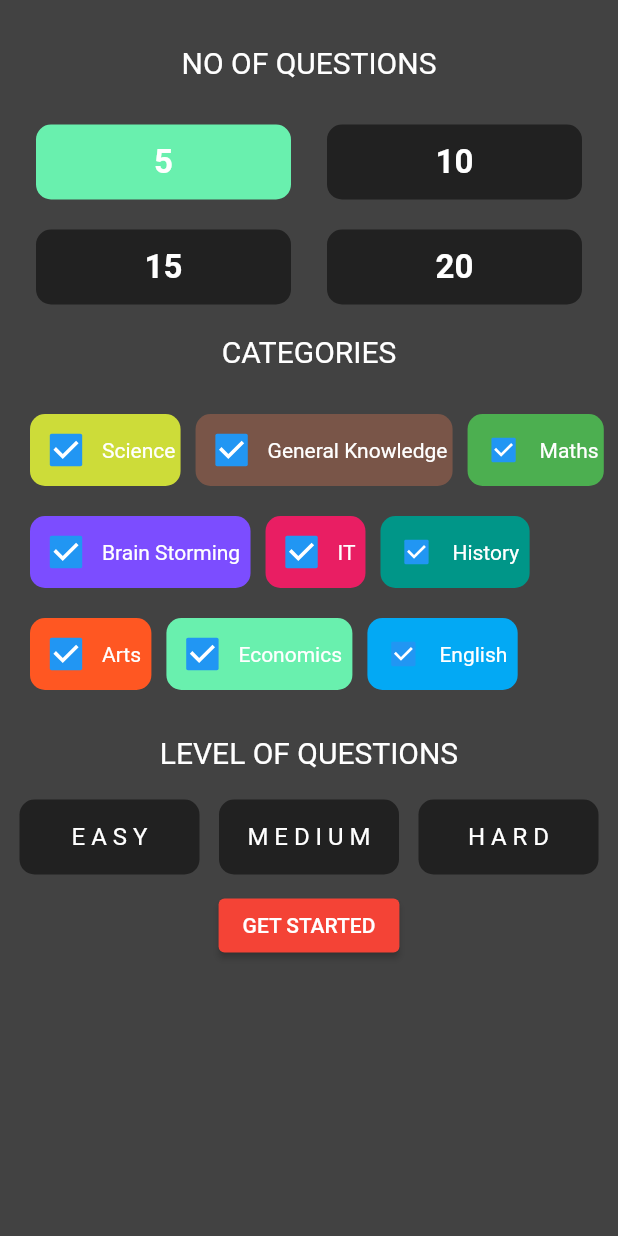
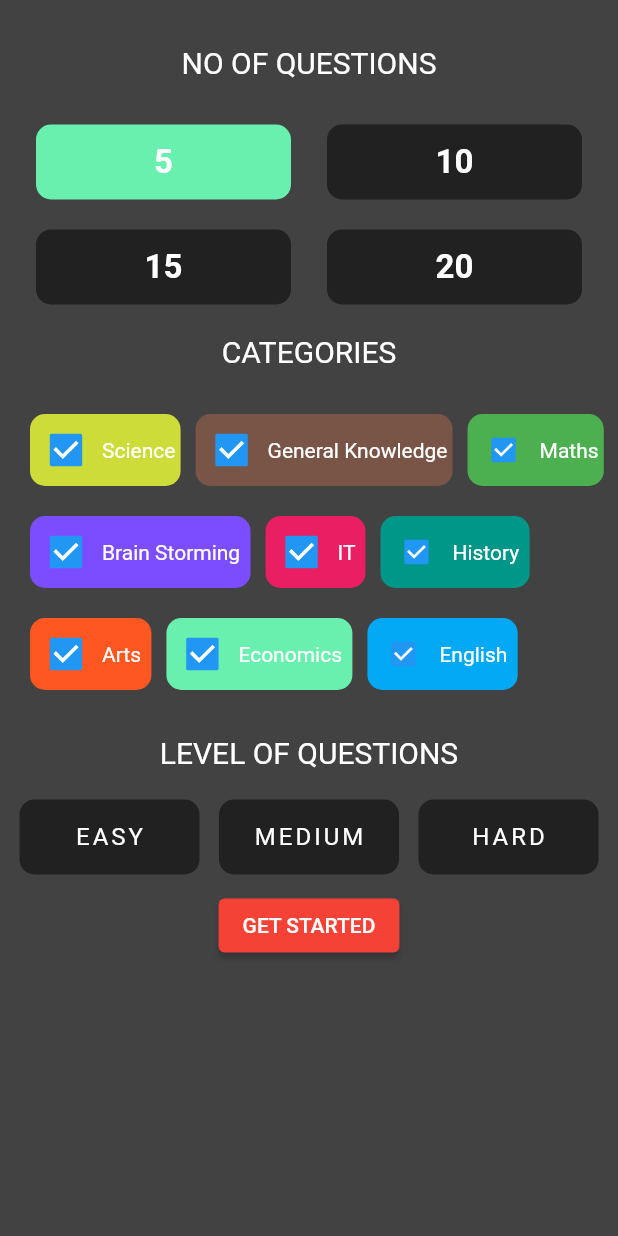
Before and after one commit to Zohaib-Sathio/Trivia_Questions_Flutter_App, a Flutter app: the SelectScreen screen opened directly, on a phone screen of 412 x 824 dp. Run offline on Flutter 3.47's test engine with Material 2 defaults, Android fonts, the phone set to English and light mode, and no system bars.

Commit message:
Removed warnings

```diff
--- a/lib/SelectScreen.dart
+++ b/lib/SelectScreen.dart
@@ -28,7 +28,7 @@ class _SelectScreenState extends State<SelectScreen> {
                 ),),
               ),
             ),
-            SizedBox(height: 30,),
+            const SizedBox(height: 30,),
             Row(
               mainAxisAlignment: MainAxisAlignment.spaceEvenly,
               children: [
@@ -85,7 +85,7 @@ class _SelectScreenState extends State<SelectScreen> {
                 ),
               ],
             ),
-            SizedBox(height: 20,),
+            const SizedBox(height: 20,),
             Row(
               mainAxisAlignment: MainAxisAlignment.spaceEvenly,
               children: [
@@ -141,7 +141,7 @@ class _SelectScreenState extends State<SelectScreen> {
                 ),
               ],
             ),
-            SizedBox(height: 20,),
+            const SizedBox(height: 20,),
             const Center(
               child: Text('CATEGORIES',
                 style: TextStyle(
@@ -153,7 +153,7 @@ class _SelectScreenState extends State<SelectScreen> {
             const SizedBox(height: 30,),
             Row(
               children: [
-                SizedBox(width: 20,),
+                const SizedBox(width: 20,),
                 Container(
                   decoration: BoxDecoration(
                     borderRadius: BorderRadius.circular(10),
@@ -163,7 +163,7 @@ class _SelectScreenState extends State<SelectScreen> {
                     children: [
                       Transform.scale(
                         scale: 1.2,
-                        child: Checkbox(value: checkValue, side: BorderSide(color: Color(0xffFFFFFF)) ,onChanged: (value) {
+                        child: Checkbox(value: checkValue, side: const BorderSide(color: Color(0xffFFFFFF)) ,onChanged: (value) {
                           setState(() {
                             checkValue = !checkValue;
                           });
@@ -176,7 +176,7 @@ class _SelectScreenState extends State<SelectScreen> {
                     ],
                   ),
                 ),
-                SizedBox(width: 10,),
+                const SizedBox(width: 10,),
                 Container(
                   decoration: BoxDecoration(
                     borderRadius: BorderRadius.circular(10),
@@ -186,7 +186,7 @@ class _SelectScreenState extends State<SelectScreen> {
                     children: [
                       Transform.scale(
                         scale: 1.2,
-                        child: Checkbox(value: checkValue, side: BorderSide(color: Color(0xffFFFFFF)) ,onChanged: (value) {
+                        child: Checkbox(value: checkValue, side: const BorderSide(color: Color(0xffFFFFFF)) ,onChanged: (value) {
                           setState(() {
                             checkValue = !checkValue;
                           });
@@ -199,7 +199,7 @@ class _SelectScreenState extends State<SelectScreen> {
                     ],
                   ),
                 ),
-                SizedBox(width: 10,),
+                const SizedBox(width: 10,),
                 Container(
                   decoration: BoxDecoration(
                     borderRadius: BorderRadius.circular(10),
@@ -209,7 +209,7 @@ class _SelectScreenState extends State<SelectScreen> {
                     children: [
                       Transform.scale(
                         scale: 0.9,
-                        child: Checkbox(value: checkValue, side: BorderSide(color: Color(0xffFFFFFF)) ,onChanged: (value) {
+                        child: Checkbox(value: checkValue, side: const BorderSide(color: Color(0xffFFFFFF)) ,onChanged: (value) {
                           setState(() {
                             checkValue = !checkValue;
                           });
@@ -228,7 +228,7 @@ class _SelectScreenState extends State<SelectScreen> {
             const SizedBox(height: 20,),
             Row(
               children: [
-                SizedBox(width: 20,),
+                const SizedBox(width: 20,),
                 Container(
                   decoration: BoxDecoration(
                     borderRadius: BorderRadius.circular(10),
@@ -238,7 +238,7 @@ class _SelectScreenState extends State<SelectScreen> {
                     children: [
                       Transform.scale(
                         scale: 1.2,
-                        child: Checkbox(value: checkValue, side: BorderSide(color: Color(0xffFFFFFF)) ,onChanged: (value) {
+                        child: Checkbox(value: checkValue, side: const BorderSide(color: Color(0xffFFFFFF)) ,onChanged: (value) {
                           setState(() {
                             checkValue = !checkValue;
                           });
@@ -251,7 +251,7 @@ class _SelectScreenState extends State<SelectScreen> {
                     ],
                   ),
                 ),
-                SizedBox(width: 10,),
+                const SizedBox(width: 10,),
                 Container(
                   decoration: BoxDecoration(
                     borderRadius: BorderRadius.circular(10),
@@ -261,7 +261,7 @@ class _SelectScreenState extends State<SelectScreen> {
                     children: [
                       Transform.scale(
                         scale: 1.2,
-                        child: Checkbox(value: checkValue, side: BorderSide(color: Color(0xffFFFFFF)) ,onChanged: (value) {
+                        child: Checkbox(value: checkValue, side: const BorderSide(color: Color(0xffFFFFFF)) ,onChanged: (value) {
                           setState(() {
                             checkValue = !checkValue;
                           });
@@ -274,7 +274,7 @@ class _SelectScreenState extends State<SelectScreen> {
                     ],
                   ),
                 ),
-                SizedBox(width: 10,),
+                const SizedBox(width: 10,),
                 Container(
                   decoration: BoxDecoration(
                     borderRadius: BorderRadius.circular(10),
@@ -284,7 +284,7 @@ class _SelectScreenState extends State<SelectScreen> {
                     children: [
                       Transform.scale(
                         scale: 0.9,
-                        child: Checkbox(value: checkValue, side: BorderSide(color: Color(0xffFFFFFF)) ,onChanged: (value) {
+                        child: Checkbox(value: checkValue, side: const BorderSide(color: Color(0xffFFFFFF)) ,onChanged: (value) {
                           setState(() {
                             checkValue = !checkValue;
                           });
@@ -303,7 +303,7 @@ class _SelectScreenState extends State<SelectScreen> {
             const SizedBox(height: 20,),
             Row(
               children: [
-                SizedBox(width: 20,),
+                const SizedBox(width: 20,),
                 Container(
                   decoration: BoxDecoration(
                     borderRadius: BorderRadius.circular(10),
@@ -313,7 +313,7 @@ class _SelectScreenState extends State<SelectScreen> {
                     children: [
                       Transform.scale(
                         scale: 1.2,
-                        child: Checkbox(value: checkValue, side: BorderSide(color: Color(0xffFFFFFF)) ,onChanged: (value) {
+                        child: Checkbox(value: checkValue, side: const BorderSide(color: Color(0xffFFFFFF)) ,onChanged: (value) {
                           setState(() {
                             checkValue = !checkValue;
                           });
@@ -326,7 +326,7 @@ class _SelectScreenState extends State<SelectScreen> {
                     ],
                   ),
                 ),
-                SizedBox(width: 10,),
+                const SizedBox(width: 10,),
                 Container(
                   decoration: BoxDecoration(
                     borderRadius: BorderRadius.circular(10),
@@ -336,7 +336,7 @@ class _SelectScreenState extends State<SelectScreen> {
                     children: [
                       Transform.scale(
                         scale: 1.2,
-                        child: Checkbox(value: checkValue, side: BorderSide(color: Color(0xffFFFFFF)) ,onChanged: (value) {
+                        child: Checkbox(value: checkValue, side: const BorderSide(color: Color(0xffFFFFFF)) ,onChanged: (value) {
                           setState(() {
                             checkValue = !checkValue;
                           });
@@ -349,7 +349,7 @@ class _SelectScreenState extends State<SelectScreen> {
                     ],
                   ),
                 ),
-                SizedBox(width: 10,),
+                const SizedBox(width: 10,),
                 Container(
                   decoration: BoxDecoration(
                     borderRadius: BorderRadius.circular(10),
@@ -359,7 +359,7 @@ class _SelectScreenState extends State<SelectScreen> {
                     children: [
                       Transform.scale(
                         scale: 0.9,
-                        child: Checkbox(value: checkValue, side: BorderSide(color: Color(0xffFFFFFF)) ,onChanged: (value) {
+                        child: Checkbox(value: checkValue, side: const BorderSide(color: Color(0xffFFFFFF)) ,onChanged: (value) {
                           setState(() {
                             checkValue = !checkValue;
                           });
@@ -375,7 +375,7 @@ class _SelectScreenState extends State<SelectScreen> {
               ],
             ),
 
-            SizedBox(height: 30,),
+            const SizedBox(height: 30,),
             const Center(
               child: Text('LEVEL OF QUESTIONS',
                 style: TextStyle(
@@ -384,7 +384,7 @@ class _SelectScreenState extends State<SelectScreen> {
 
                 ),),
             ),
-            SizedBox(height: 20,),
+            const SizedBox(height: 20,),
             Row(
               mainAxisAlignment: MainAxisAlignment.spaceEvenly,
               children: [
@@ -396,8 +396,9 @@ class _SelectScreenState extends State<SelectScreen> {
                     color: Colors.grey[900],
                   ),
                   child: const Center(
-                    child: Text('E A S Y',
+                    child: Text('EASY',
                       style: TextStyle(
+                        letterSpacing: 2,
                         color: Colors.white,
                         fontSize: 16,
                       ),
@@ -412,8 +413,9 @@ class _SelectScreenState extends State<SelectScreen> {
                     color: Colors.grey[900],
                   ),
                   child: const Center(
-                    child: Text('M E D I U M',
+                    child: Text('MEDIUM',
                       style: TextStyle(
+                        letterSpacing: 2,
                         color: Colors.white,
                         fontSize: 16,
                       ),
@@ -429,8 +431,9 @@ class _SelectScreenState extends State<SelectScreen> {
                     color: Colors.grey[900],
                   ),
                   child: const Center(
-                    child: Text('H A R D',
+                    child: Text('HARD',
                       style: TextStyle(
+                        letterSpacing: 2,
                         color: Colors.white,
                         fontSize: 16,
                       ),
@@ -439,14 +442,14 @@ class _SelectScreenState extends State<SelectScreen> {
                 )
               ],
             ),
-            SizedBox(height: 10,),
+            const SizedBox(height: 10,),
             ElevatedButton(
               style: ElevatedButton.styleFrom(
                 primary: Colors.red, // background
                 onPrimary: Colors.white, // foreground
               ),
               onPressed: () { },
-              child: Text('GET STARTED'),
+              child: const Text('GET STARTED'),
             )
 
           ],
```
